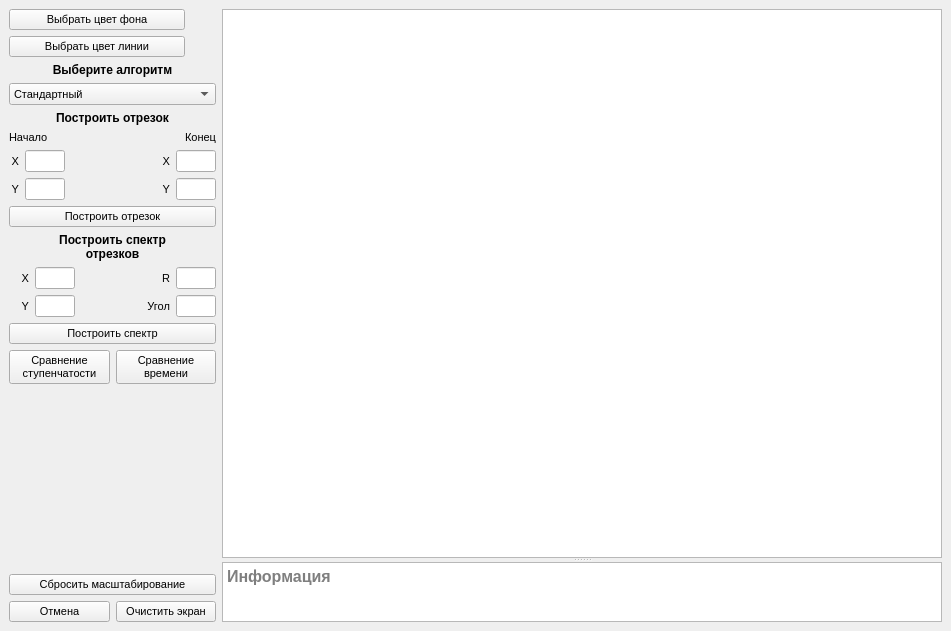
Before: the Qt Designer form lab_03/mainwindow.ui in AskaryanKarine/BMSTU-CG, drawn with Qt 5.
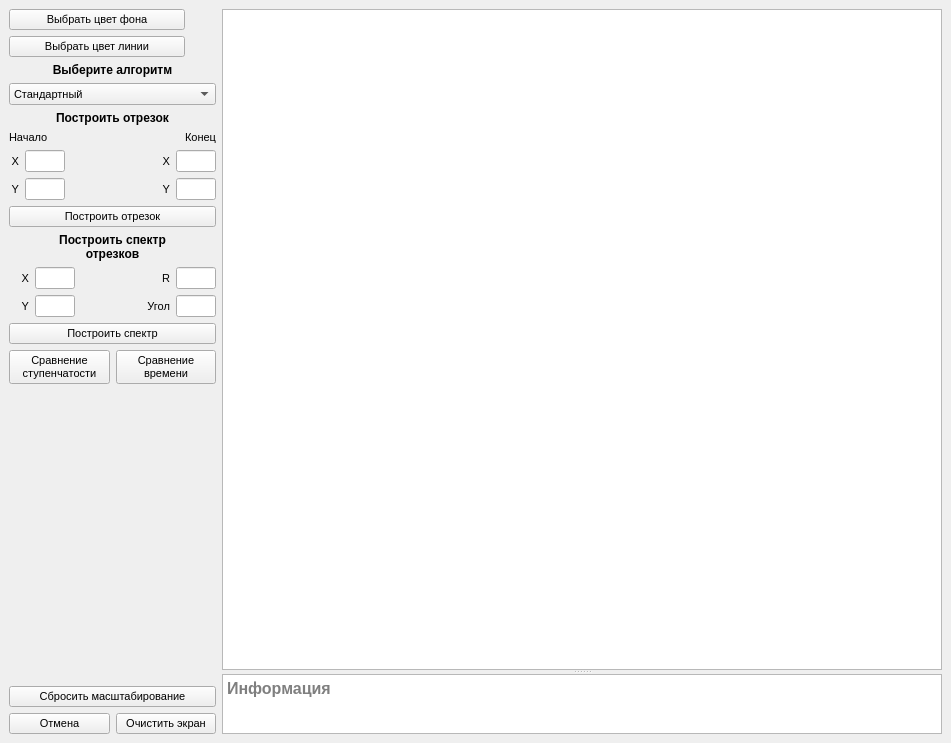
After: the same form once the commit is applied.

Commit message: fix some trouble with back color

The edit to the form file:
```diff
--- a/lab_03/mainwindow.ui
+++ b/lab_03/mainwindow.ui
@@ -7,7 +7,7 @@
     <x>0</x>
     <y>0</y>
     <width>951</width>
-    <height>631</height>
+    <height>743</height>
    </rect>
   </property>
   <property name="maximumSize">
@@ -594,6 +594,12 @@
          <height>16777215</height>
         </size>
        </property>
+       <property name="verticalScrollBarPolicy">
+        <enum>Qt::ScrollBarAlwaysOff</enum>
+       </property>
+       <property name="horizontalScrollBarPolicy">
+        <enum>Qt::ScrollBarAlwaysOff</enum>
+       </property>
       </widget>
       <widget class="QTextEdit" name="textEdit">
        <property name="maximumSize">
@@ -605,7 +611,6 @@
        <property name="font">
         <font>
          <pointsize>12</pointsize>
-         <weight>75</weight>
          <bold>true</bold>
         </font>
        </property>
```
Left out of the diff: 5 changed lines with no effect on the pictures. The commit also changes 1 other file.
